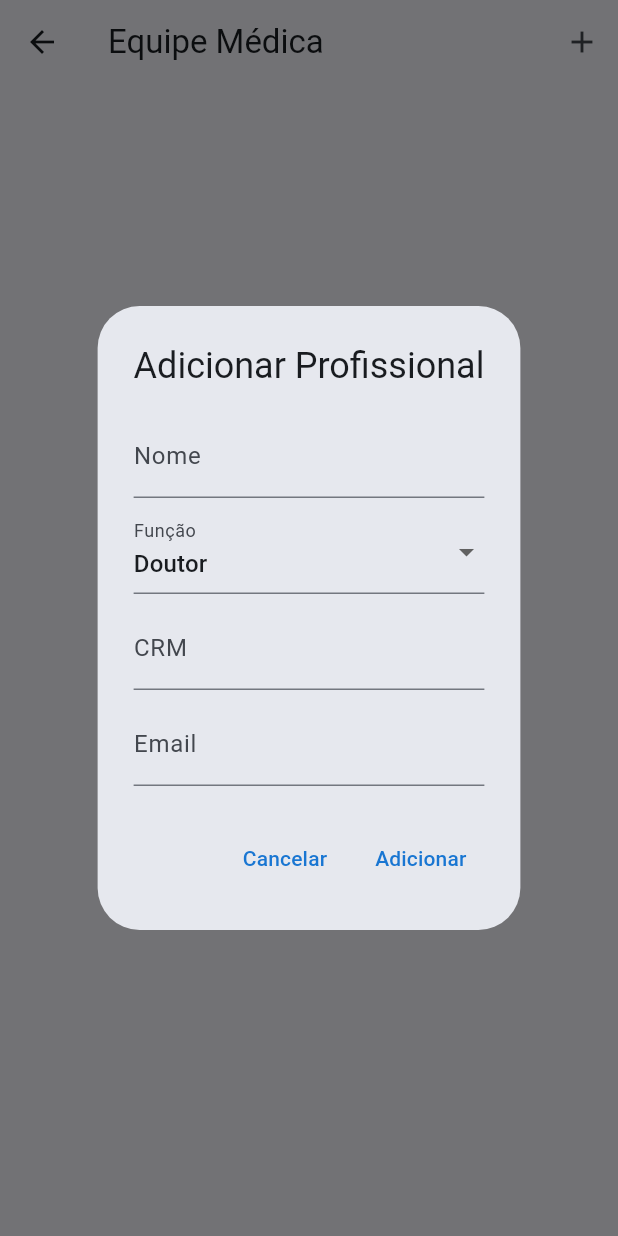
After one commit to Software-Project-BCC3004/frontend, a Flutter app: the ProfessionalScreen screen opened by its route, after a tap on the "add" icon, on a phone screen of 412 x 824 dp. The commit adds this screen. Run offline on Flutter 3.47's test engine with Material 3 defaults, Android fonts, the phone set to English and light mode, and no system bars.

Commit message:
Tela para gerenciar equipe #1

```diff
--- a/lib/main.dart
+++ b/lib/main.dart
@@ -2,6 +2,7 @@ import 'package:flutter/material.dart';
 import 'screens/login_screen.dart';
 import 'screens/home_screen.dart';
 import 'screens/pews_screen.dart';
+import 'screens/professional_screen.dart';
 
 void main() {
   runApp(const MyApp());
@@ -29,6 +30,7 @@ class MyApp extends StatelessWidget {
         '/login': (context) => const LoginScreen(),
         '/home': (context) => const HomeScreen(),
         '/pews': (context) => const PewsScreen(),
+        '/professional': (context) => const ProfessionalScreen(),
       },
     );
   }
--- a/lib/screens/home_screen.dart
+++ b/lib/screens/home_screen.dart
@@ -2,6 +2,7 @@ import 'package:flutter/material.dart';
 import 'package:frontend/screens/logout_screen.dart';
 import 'package:frontend/screens/patient_screen.dart';
 import 'package:frontend/screens/pews_screen.dart';
+import 'package:frontend/screens/professional_screen.dart';
 
 class HomeScreen extends StatefulWidget {
   const HomeScreen({super.key});
--- /dev/null
+++ b/lib/screens/professional_screen.dart
@@ -0,0 +1,444 @@
+import 'package:flutter/material.dart';
+
+class ProfessionalScreen extends StatefulWidget {
+  const ProfessionalScreen({super.key});
+
+  @override
+  State<ProfessionalScreen> createState() => _ProfessionalScreenState();
+}
+
+class _ProfessionalScreenState extends State<ProfessionalScreen> {
+  final _professionals = ValueNotifier<List<Map<String, dynamic>>>([]);
+  final List<String> _funcoes = [
+    'Doutor',
+    'Enfermeiro',
+    'Técnico de Enfermagem'
+  ];
+
+  bool _isValidEmail(String email) {
+    return RegExp(r'^[\w-\.]+@([\w-]+\.)+[\w-]{2,4}$').hasMatch(email);
+  }
+
+  bool _isValidCRM(String crm) {
+    // Formato: CRM/UF 000000
+    return RegExp(r'^CRM\/[A-Z]{2}\s\d{6}$').hasMatch(crm);
+  }
+
+  void _addProfessional() {
+    String nome = '';
+    String funcao = _funcoes[0];
+    String email = '';
+    String crm = '';
+    String? emailError;
+    String? crmError;
+
+    showDialog(
+      context: context,
+      builder: (context) {
+        return StatefulBuilder(
+          builder: (context, setState) {
+            return AlertDialog(
+              title: const Text('Adicionar Profissional'),
+              content: SingleChildScrollView(
+                child: Column(
+                  mainAxisSize: MainAxisSize.min,
+                  children: [
+                    TextField(
+                      decoration: const InputDecoration(
+                        labelText: 'Nome',
+                        hintText: 'Digite o nome completo',
+                      ),
+                      onChanged: (value) => nome = value,
+                    ),
+                    const SizedBox(height: 8),
+                    DropdownButtonFormField<String>(
+                      value: funcao,
+                      decoration: const InputDecoration(
+                        labelText: 'Função',
+                      ),
+                      items: _funcoes.map((String value) {
+                        return DropdownMenuItem<String>(
+                          value: value,
+                          child: Text(value),
+                        );
+                      }).toList(),
+                      onChanged: (String? newValue) {
+                        setState(() {
+                          funcao = newValue!;
+                          if (funcao != 'Doutor') {
+                            crm = '';
+                            crmError = null;
+                          }
+                        });
+                      },
+                    ),
+                    const SizedBox(height: 8),
+                    if (funcao == 'Doutor')
+                      TextField(
+                        decoration: InputDecoration(
+                          labelText: 'CRM',
+                          hintText: 'CRM/UF 000000',
+                          errorText: crmError,
+                        ),
+                        onChanged: (value) {
+                          crm = value;
+                          setState(() {
+                            if (!_isValidCRM(value)) {
+                              crmError =
+                                  'CRM inválido. Use o formato: CRM/UF 000000';
+                            } else {
+                              crmError = null;
+                            }
+                          });
+                        },
+                      ),
+                    const SizedBox(height: 8),
+                    TextField(
+                      decoration: InputDecoration(
+                        labelText: 'Email',
+                        hintText: 'exemplo@dominio.com',
+                        errorText: emailError,
+                      ),
+                      onChanged: (value) {
+                        email = value;
+                        setState(() {
+                          if (!_isValidEmail(value)) {
+                            emailError = 'Email inválido';
+                          } else {
+                            emailError = null;
+                          }
+                        });
+                      },
+                    ),
+                  ],
+                ),
+              ),
+              actions: [
+                TextButton(
+                  onPressed: () => Navigator.pop(context),
+                  child: const Text('Cancelar'),
+                ),
+                TextButton(
+                  onPressed: () {
+                    if (nome.isEmpty ||
+                        email.isEmpty ||
+                        (funcao == 'Doutor' && crm.isEmpty)) {
+                      ScaffoldMessenger.of(context).showSnackBar(
+                        const SnackBar(
+                          content:
+                              Text('Preencha todos os campos obrigatórios'),
+                        ),
+                      );
+                      return;
+                    }
+
+                    if (!_isValidEmail(email)) {
+                      ScaffoldMessenger.of(context).showSnackBar(
+                        const SnackBar(
+                          content: Text('Email inválido'),
+                        ),
+                      );
+                      return;
+                    }
+
+                    if (funcao == 'Doutor' && !_isValidCRM(crm)) {
+                      ScaffoldMessenger.of(context).showSnackBar(
+                        const SnackBar(
+                          content: Text('CRM inválido'),
+                        ),
+                      );
+                      return;
+                    }
+
+                    final newProfessional = {
+                      'id': DateTime.now().millisecondsSinceEpoch,
+                      'nome': nome,
+                      'funcao': funcao,
+                      'email': email,
+                      if (funcao == 'Doutor') 'crm': crm,
+                    };
+                    Navigator.pop(context);
+                    _professionals.value = [
+                      newProfessional,
+                      ..._professionals.value
+                    ];
+                  },
+                  child: const Text('Adicionar'),
+                ),
+              ],
+            );
+          },
+        );
+      },
+    );
+  }
+
+  void _editProfessional(Map<String, dynamic> professional) {
+    String nome = professional['nome'];
+    String funcao = professional['funcao'];
+    String email = professional['email'];
+    String crm = professional['crm'] ?? '';
+    String? emailError;
+    String? crmError;
+
+    showDialog(
+      context: context,
+      builder: (context) {
+        return StatefulBuilder(
+          builder: (context, setState) {
+            return AlertDialog(
+              title: const Text('Editar Profissional'),
+              content: SingleChildScrollView(
+                child: Column(
+                  mainAxisSize: MainAxisSize.min,
+                  children: [
+                    TextField(
+                      decoration: const InputDecoration(
+                        labelText: 'Nome',
+                        hintText: 'Digite o nome completo',
+                      ),
+                      controller: TextEditingController(text: nome),
+                      onChanged: (value) => nome = value,
+                    ),
+                    const SizedBox(height: 8),
+                    DropdownButtonFormField<String>(
+                      value: funcao,
+                      decoration: const InputDecoration(
+                        labelText: 'Função',
+                      ),
+                      items: _funcoes.map((String value) {
+                        return DropdownMenuItem<String>(
+                          value: value,
+                          child: Text(value),
+                        );
+                      }).toList(),
+                      onChanged: (String? newValue) {
+                        setState(() {
+                          funcao = newValue!;
+                          if (funcao != 'Doutor') {
+                            crm = '';
+                            crmError = null;
+                          }
+                        });
+                      },
+                    ),
+                    const SizedBox(height: 8),
+                    if (funcao == 'Doutor')
+                      TextField(
+                        decoration: InputDecoration(
+                          labelText: 'CRM',
+                          hintText: 'CRM/UF 000000',
+                          errorText: crmError,
+                        ),
+                        controller: TextEditingController(text: crm),
+                        onChanged: (value) {
+                          crm = value;
+                          setState(() {
+                            if (!_isValidCRM(value)) {
+                              crmError =
+                                  'CRM inválido. Use o formato: CRM/UF 000000';
+                            } else {
+                              crmError = null;
+                            }
+                          });
+                        },
+                      ),
+                    const SizedBox(height: 8),
+                    TextField(
+                      decoration: InputDecoration(
+                        labelText: 'Email',
+                        hintText: 'exemplo@dominio.com',
+                        errorText: emailError,
+                      ),
+                      controller: TextEditingController(text: email),
+                      onChanged: (value) {
+                        email = value;
+                        setState(() {
+                          if (!_isValidEmail(value)) {
+                            emailError = 'Email inválido';
+                          } else {
+                            emailError = null;
+                          }
+                        });
+                      },
+                    ),
+                  ],
+                ),
+              ),
+              actions: [
+                TextButton(
+                  onPressed: () => Navigator.pop(context),
+                  child: const Text('Cancelar'),
+                ),
+                TextButton(
+                  onPressed: () {
+                    if (nome.isEmpty ||
+                        email.isEmpty ||
+                        (funcao == 'Doutor' && crm.isEmpty)) {
+                      ScaffoldMessenger.of(context).showSnackBar(
+                        const SnackBar(
+                          content:
+                              Text('Preencha todos os campos obrigatórios'),
+                        ),
+                      );
+                      return;
+                    }
+
+                    if (!_isValidEmail(email)) {
+                      ScaffoldMessenger.of(context).showSnackBar(
+                        const SnackBar(
+                          content: Text('Email inválido'),
+                        ),
+                      );
+                      return;
+                    }
+
+                    if (funcao == 'Doutor' && !_isValidCRM(crm)) {
+                      ScaffoldMessenger.of(context).showSnackBar(
+                        const SnackBar(
+                          content: Text('CRM inválido'),
+                        ),
+                      );
+                      return;
+                    }
+
+                    final updatedProfessional = {
+                      'id': professional['id'],
+                      'nome': nome,
+                      'funcao': funcao,
+                      'email': email,
+                      if (funcao == 'Doutor') 'crm': crm,
+                    };
+                    Navigator.pop(context);
+                    final index = _professionals.value
+                        .indexWhere((p) => p['id'] == professional['id']);
+                    if (index != -1) {
+                      final newList =
+                          List<Map<String, dynamic>>.from(_professionals.value);
+                      newList[index] =
+                          Map<String, dynamic>.from(updatedProfessional);
+                      _professionals.value = newList;
+                    }
+                  },
+                  child: const Text('Salvar'),
+                ),
+              ],
+            );
+          },
+        );
+      },
+    );
+  }
+
+  void _deleteProfessional(Map<String, dynamic> professional) {
+    showDialog(
+      context: context,
+      builder: (context) => AlertDialog(
+        title: const Text('Confirmar Exclusão'),
+        content: Text('Deseja realmente excluir ${professional['nome']}?'),
+        actions: [
+          TextButton(
+            onPressed: () => Navigator.pop(context),
+            child: const Text('Cancelar'),
+          ),
+          TextButton(
+            onPressed: () {
+              Navigator.pop(context);
+              _professionals.value = _professionals.value
+                  .where((p) => p['id'] != professional['id'])
+                  .toList();
+            },
+            child: const Text('Excluir'),
+          ),
+        ],
+      ),
+    );
+  }
+
+  void _viewProfessionalDetails(Map<String, dynamic> professional) {
+    showDialog(
+      context: context,
+      builder: (context) => AlertDialog(
+        title: Text(professional['nome']),
+        content: Column(
+          mainAxisSize: MainAxisSize.min,
+          crossAxisAlignment: CrossAxisAlignment.start,
+          children: [
+            Text('Função: ${professional['funcao']}'),
+            const SizedBox(height: 8),
+            if (professional['funcao'] == 'Doutor') ...[
+              Text('CRM: ${professional['crm']}'),
+              const SizedBox(height: 8),
+            ],
+            Text('Email: ${professional['email']}'),
+          ],
+        ),
+        actions: [
+          TextButton(
+            onPressed: () => Navigator.pop(context),
+            child: const Text('Fechar'),
+          ),
+        ],
+      ),
+    );
+  }
+
+  @override
+  Widget build(BuildContext context) {
+    return Scaffold(
+      appBar: AppBar(
+        title: const Text('Equipe Médica'),
+        actions: [
+          IconButton(
+            icon: const Icon(Icons.add),
+            onPressed: _addProfessional,
+          ),
+        ],
+      ),
+      body: ValueListenableBuilder<List<Map<String, dynamic>>>(
+        valueListenable: _professionals,
+        builder: (context, professionals, _) {
+          if (professionals.isEmpty) {
+            return const Center(
+              child: Text(
+                'Ainda não há membros na equipe.',
+                style: TextStyle(
+                  fontSize: 16,
+                  color: Colors.grey,
+                ),
+              ),
+            );
+          }
+          return ListView.builder(
+            itemCount: professionals.length,
+            itemBuilder: (context, index) {
+              final professional = professionals[index];
+              return Card(
+                margin: const EdgeInsets.all(8.0),
+                child: ListTile(
+                  title: Text(professional['nome']),
+                  subtitle: Text(
+                      '${professional['funcao']} - ${professional['email']}'),
+                  trailing: Row(
+                    mainAxisSize: MainAxisSize.min,
+                    children: [
+                      IconButton(
+                        icon: const Icon(Icons.edit),
+                        onPressed: () => _editProfessional(professional),
+                      ),
+                      IconButton(
+                        icon: const Icon(Icons.delete),
+                        onPressed: () => _deleteProfessional(professional),
+                      ),
+                    ],
+                  ),
+                  onTap: () => _viewProfessionalDetails(professional),
+                ),
+              );
+            },
+          );
+        },
+      ),
+    );
+  }
+}
```
Also changed, not shown: lib/screens/logout_screen.dart (+25 -0 lines).
